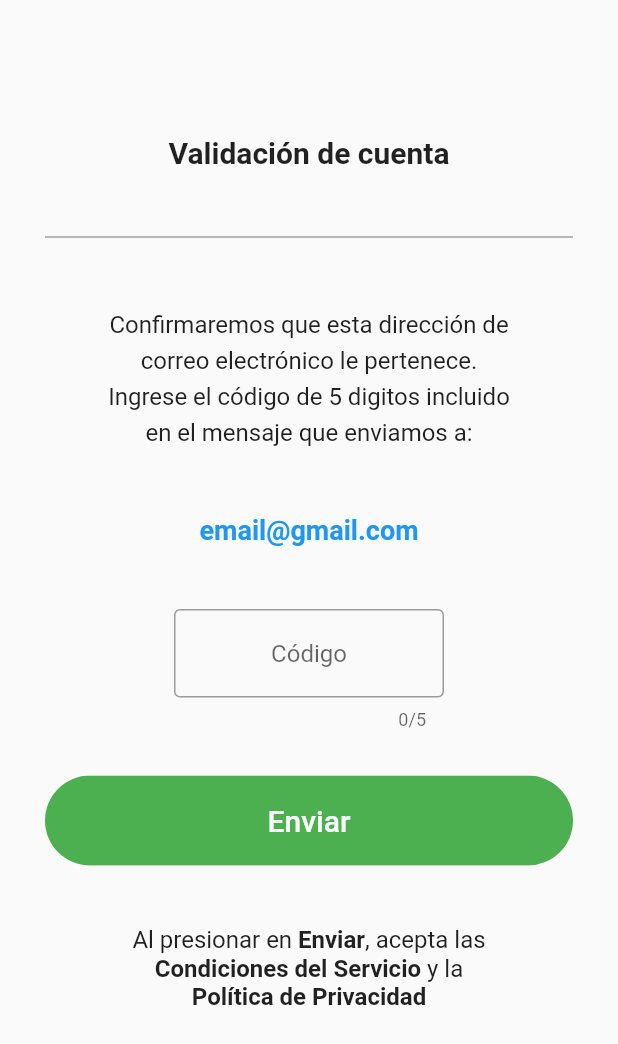
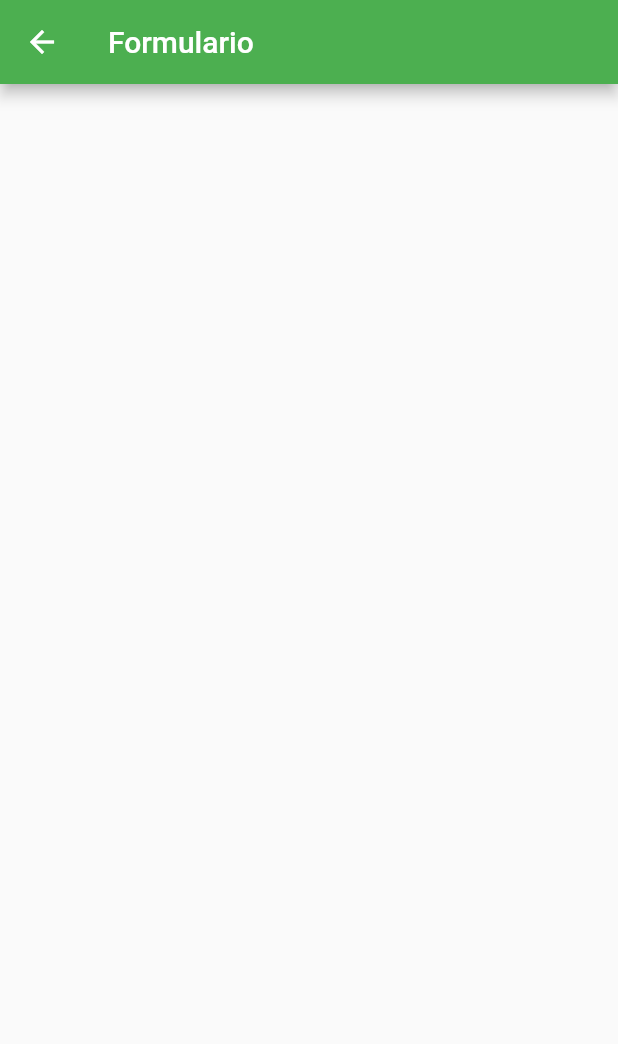
Before and after one commit to Trysac/Fit_For_Food_Flutter_App, a Flutter app: the AccountValidationPage screen opened directly, after a tap on "Enviar", on a phone screen of 412 x 824 dp. Shown: the top 1044 px of the screen. Run offline on Flutter 3.47's test engine with Material 2 defaults, Android fonts, the phone set to English and light mode, and no system bars.

Commit message:
he creado la vista formulario

```diff
--- a/fit_for_food_flutter_project/lib/View/Contraseñas/restore_page.dart
+++ b/fit_for_food_flutter_project/lib/View/Contraseña/restore_page.dart
@@ -1,4 +1,5 @@
-import 'package:fit_for_food_flutter_project/View/Contrase%C3%B1as/recover_page.dart';
+
+import 'package:fit_for_food_flutter_project/View/Contrase%C3%B1a/recover_page.dart';
 import 'package:flutter/material.dart';
 
 class RestorePage extends StatefulWidget {
@@ -27,12 +28,12 @@ class _RestorePageState extends State<RestorePage> {
                   width: 130.0,
                   child: Image.asset('assets/images/cerrar.png'),
                 ),
-                const SizedBox(height: 20.0),
+                SizedBox(height: 20.0),
                 Text('¿Olvidaste tu contraseña?',
                 style: TextStyle(fontWeight: FontWeight.bold, fontSize: 25.0),),
-                const SizedBox(height: 20.0),
+                SizedBox(height: 20.0),
                 Divider(height: 10.0, color: Colors.black54),
-                const SizedBox(height: 20.0),
+                SizedBox(height: 20.0),
                 SizedBox(
                   width: 270.0,
                   child: Text('Te enviaremos un código que podrás usar para iniciar sesión',
--- a/fit_for_food_flutter_project/lib/View/Login y Registro/account_validation_page.dart
+++ b/fit_for_food_flutter_project/lib/View/Login y Registro/account_validation_page.dart
@@ -1,3 +1,4 @@
+import 'package:fit_for_food_flutter_project/View/Menu/Vistas/formulario.dart';
 import 'package:flutter/material.dart';
 
 class AccountValidationPage extends StatefulWidget {
@@ -11,36 +12,44 @@ class _AccountValidationPageState extends State<AccountValidationPage> {
   @override
   Widget build(BuildContext context) {
     return Scaffold(
+      appBar: AppBar(
+        title: Text('Validación de cuenta'),
+      ),
         body: Padding(
             padding: const EdgeInsets.all(30.0),
             child: SingleChildScrollView(
                 child: Column(
                     mainAxisAlignment: MainAxisAlignment.center,
                     children: <Widget>[
-                  const Padding(padding: EdgeInsets.only(top: 60.0)),
-                  const Text('Validación de cuenta',
-                      style: TextStyle(
-                          fontSize: 20.0, fontWeight: FontWeight.bold)),
-                  const Padding(padding: EdgeInsets.symmetric(vertical: 20.0)),
+                      SizedBox(
+                      height: 100.0,
+                      width: 100.0,
+                      child: Image.asset('assets/images/validacion.png'),
+                      ),
+                  //const Padding(padding: EdgeInsets.only(top: 5.0)),
+                  // const Text('Validación de cuenta',
+                  //     style: TextStyle(
+                  //         fontSize: 20.0, fontWeight: FontWeight.bold)),
+                  const Padding(padding: EdgeInsets.symmetric(vertical: 15.0)),
                   const Divider(height: 10.0, color: Colors.black54),
-                  const Padding(padding: EdgeInsets.symmetric(vertical: 20.0)),
+                  const Padding(padding: EdgeInsets.symmetric(vertical: 15.0)),
                   const SizedBox(
                       width: 270.0,
                       child: Text(
                           'Confirmaremos que esta dirección de correo electrónico le pertenece.\nIngrese el código de 5 digitos incluido en el mensaje que enviamos a:',
                           style: TextStyle(
                               color: Colors.black87,
-                              fontSize: 16.0,
+                              fontSize: 15.0,
                               height: 1.5),
                           textAlign: TextAlign.center)),
-                  const Padding(padding: EdgeInsets.symmetric(vertical: 20.0)),
+                  const Padding(padding: EdgeInsets.symmetric(vertical: 15.0)),
                   const Text('email@gmail.com',
                       style: TextStyle(
                           color: Colors.blue,
                           fontSize: 18.0,
                           fontWeight: FontWeight.bold,
                           height: 1.5)),
-                  const Padding(padding: EdgeInsets.symmetric(vertical: 20.0)),
+                  const Padding(padding: EdgeInsets.symmetric(vertical: 15.0)),
                   SizedBox(
                       width: 180.0,
                       child: TextFormField(
@@ -63,22 +72,22 @@ class _AccountValidationPageState extends State<AccountValidationPage> {
                           borderRadius: BorderRadius.circular(100.0)),
                       child: MaterialButton(
                           onPressed: () {
-                            // Navigator.push(
-                            //     context,
-                            //     MaterialPageRoute(
-                            //         builder: (context) => const LoginPage()));
+                            Navigator.push(
+                            context,
+                            MaterialPageRoute(
+                            builder: (context) => FormularioPage()));
                           },
                           color: Colors.green,
                           child: const Text('Enviar',
                               style: TextStyle(
                                   fontSize: 20, color: Colors.white)))),
-                  const Padding(padding: EdgeInsets.symmetric(vertical: 20.0)),
+                  const Padding(padding: EdgeInsets.symmetric(vertical: 10.0)),
                   SizedBox(
                       width: 240.0,
                       child: RichText(
                           text: const TextSpan(
                               style: TextStyle(
-                                  color: Colors.black87, fontSize: 16.0),
+                                  color: Colors.black87, fontSize: 14.0),
                               children: [
                                 TextSpan(text: 'Al presionar en '),
                                 TextSpan(
--- a/fit_for_food_flutter_project/lib/View/Login y Registro/login_page.dart
+++ b/fit_for_food_flutter_project/lib/View/Login y Registro/login_page.dart
@@ -1,4 +1,5 @@
-import 'package:fit_for_food_flutter_project/View/Contrase%C3%B1as/restore_page.dart';
+
+import 'package:fit_for_food_flutter_project/View/Contrase%C3%B1a/restore_page.dart';
 import 'package:fit_for_food_flutter_project/View/Login%20y%20Registro/register_page.dart';
 import 'package:fit_for_food_flutter_project/View/Menu/Vistas/home_page.dart';
 import 'package:flutter/material.dart';
@@ -16,7 +17,7 @@ class LoginPage extends StatelessWidget {
         child: Center(
           child: SingleChildScrollView(
             child: Column(
-              children: [
+              children: <Widget>[
                 SizedBox(
                   height: 210.0,
                   width: 210.0,
--- /dev/null
+++ b/fit_for_food_flutter_project/lib/View/Menu/Vistas/formulario.dart
@@ -0,0 +1,38 @@
+
+import 'package:flutter/material.dart';
+import 'package:flutter/services.dart';
+
+import 'home_page.dart';
+
+class FormularioPage extends StatefulWidget {
+  FormularioPage({Key? key}) : super(key: key);
+
+  @override
+  _FormularioPageState createState() => _FormularioPageState();
+}
+
+class _FormularioPageState extends State<FormularioPage> {
+
+  @override
+  Widget build(BuildContext context) {
+    return Scaffold(
+      appBar: AppBar(
+        title: Text('Formulario'),
+      ),
+      body: Padding(
+        padding:  EdgeInsets.all(30),
+        child: Center(
+          child: SingleChildScrollView(
+            child: Column(
+              mainAxisAlignment: MainAxisAlignment.center,
+              children: <Widget>[
+                //SizedBox(height: 10),
+
+              ]
+            )
+          )
+        )
+      )
+    );
+  }
+}
--- a/fit_for_food_flutter_project/lib/main.dart
+++ b/fit_for_food_flutter_project/lib/main.dart
@@ -10,6 +10,10 @@ class MyApp extends StatelessWidget {
   Widget build(BuildContext context) {
     return  MaterialApp(
       debugShowCheckedModeBanner: false,
+      supportedLocales: [
+        Locale('en', ''), // English, no country code
+        Locale('es', ''), // Spanish, no country code
+      ],
       theme: ThemeData(
         primarySwatch: Colors.green,
       ),
```
Also changed, not shown: fit_for_food_flutter_project/assets/images/validacion.png (added), fit_for_food_flutter_project/lib/View/Contraseña/recover_page.dart (renamed from fit_for_food_flutter_project/lib/View/Contraseñas/recover_page.dart).
